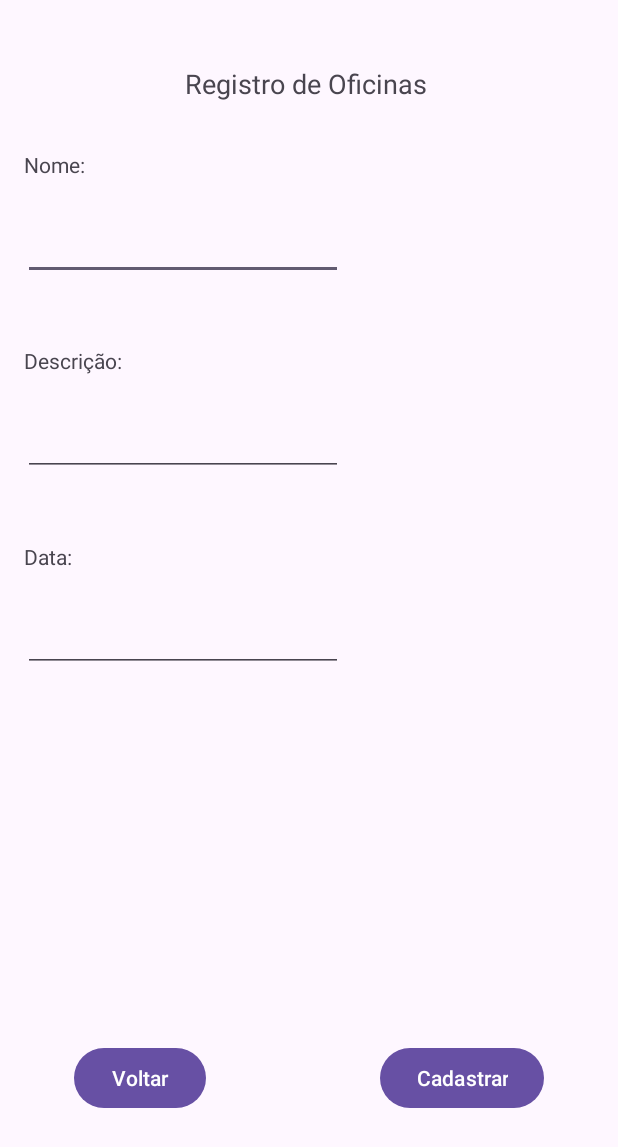
After one commit to RobertoFORTs/Oficina-do-Bolo, an Android app: the RegistrarOficinaActivity screen opened directly, with no data from a screen before it, on a phone screen of 412 x 824 dp. The commit adds this screen. Shown: the top 1147 px of the screen. Run offline under Robolectric (Android 15) with nearby library versions, the phone set to English and light mode, and no system bars; our stand-ins replace Room's generated code.

Commit message:
feat: esqueleto inicial de crud oficinas

```diff
--- a/app/src/main/AndroidManifest.xml
+++ b/app/src/main/AndroidManifest.xml
@@ -12,6 +12,9 @@
         android:supportsRtl="true"
         android:theme="@style/Theme.OficinaDoBolo"
         tools:targetApi="31">
+        <activity
+            android:name=".view.RegistrarOficinaActivity"
+            android:exported="false" />
         <activity
             android:name=".view.RegistrarBoloActivity"
             android:exported="false" />
--- /dev/null
+++ b/app/src/main/java/com/example/oficinadobolo/view/RegistrarOficinaActivity.java
@@ -0,0 +1,72 @@
+package com.example.oficinadobolo.view;
+import androidx.appcompat.app.AppCompatActivity;
+import android.content.Intent;
+import android.os.Bundle;
+import android.view.View;
+import android.widget.Toast;
+import com.example.oficinadobolo.database.LocalDatabase;
+import com.example.oficinadobolo.databinding.ActivityRegistrarOficinaBinding;
+import com.example.oficinadobolo.entities.Oficina;
+
+import java.util.Date;
+
+public class RegistrarOficinaActivity extends AppCompatActivity {
+
+    private LocalDatabase db;
+
+    private ActivityRegistrarOficinaBinding binding;
+
+    @Override
+    protected void onCreate(Bundle savedInstanceState) {
+        super.onCreate(savedInstanceState);
+        binding = ActivityRegistrarOficinaBinding.inflate(getLayoutInflater());
+        setContentView(binding.getRoot());
+        db = LocalDatabase.getDatabase(getApplicationContext());
+
+        binding.btnVoltarOficina.setOnClickListener(new View.OnClickListener() {
+            @Override
+            public void onClick(View v) {
+                // finaliza a atividade atual, voltando para a main automaticamente.
+                finish();
+            }
+        });
+
+        binding.btnCadastrarOficina.setOnClickListener(new View.OnClickListener() {
+            @Override
+            public void onClick(View v) {
+                saveOficina(v);
+            }
+        });
+
+    }
+
+    public void saveOficina(View view){
+        String nomeOficina = binding.edtNomeOficina.getText().toString();
+        if (nomeOficina.equals("")) {
+            Toast.makeText(this, "Adicione um nome.", Toast.LENGTH_SHORT).show();
+            return;
+        }
+        String nomeDescricao = binding.edtDescricaoOficina.getText().toString();
+        if (nomeDescricao.equals("")) {
+            Toast.makeText(this, "Adicione uma descrição.", Toast.LENGTH_SHORT).show();
+            return;
+        }
+        Date dataOficina = (Date) binding.edtDataOficina.getText();
+        if (dataOficina.equals("")) {
+            Toast.makeText(this, "Adicione data.", Toast.LENGTH_SHORT).show();
+            return;
+        }
+
+        Oficina thisOficina = new Oficina();
+        thisOficina.setNomeOficina(nomeOficina);
+        thisOficina.setDescOficina(nomeDescricao);
+        thisOficina.setDataOficina(dataOficina);
+
+        db.oficinaModel().insertAll(thisOficina);
+        Toast.makeText(this, "Oficina criada com sucesso.", Toast.LENGTH_SHORT).show();
+
+        Intent it = new Intent(RegistrarOficinaActivity.this, MainActivity.class);
+        startActivity(it);
+        finish();
+    }
+}
--- /dev/null
+++ b/app/src/main/res/layout/activity_registrar_oficina.xml
@@ -0,0 +1,102 @@
+<?xml version="1.0" encoding="utf-8"?>
+<androidx.constraintlayout.widget.ConstraintLayout xmlns:android="http://schemas.android.com/apk/res/android"
+    xmlns:app="http://schemas.android.com/apk/res-auto"
+    xmlns:tools="http://schemas.android.com/tools"
+    android:layout_width="match_parent"
+    android:layout_height="match_parent"
+    tools:context=".view.RegistrarOficinaActivity">
+
+    <TextView
+        android:id="@+id/txtTituloOficina"
+        android:layout_width="wrap_content"
+        android:layout_height="wrap_content"
+        android:layout_marginStart="123dp"
+        android:layout_marginTop="43dp"
+        android:text="@string/tituloRegistrarOficina"
+        android:textSize="18sp"
+        app:layout_constraintStart_toStartOf="parent"
+        app:layout_constraintTop_toTopOf="parent" />
+
+    <TextView
+        android:id="@+id/txtNomeOficina"
+        android:layout_width="wrap_content"
+        android:layout_height="wrap_content"
+        android:layout_marginStart="16dp"
+        android:layout_marginTop="100dp"
+        android:text="Nome:"
+        app:layout_constraintStart_toStartOf="parent"
+        app:layout_constraintTop_toTopOf="parent" />
+
+    <EditText
+        android:id="@+id/edtNomeOficina"
+        android:layout_width="wrap_content"
+        android:layout_height="wrap_content"
+        android:layout_marginStart="15dp"
+        android:layout_marginTop="22dp"
+        android:ems="10"
+        android:inputType="text"
+        app:layout_constraintStart_toStartOf="parent"
+        app:layout_constraintTop_toBottomOf="@+id/txtNomeOficina" />
+
+    <TextView
+        android:id="@+id/txtDescricaoOficina"
+        android:layout_width="wrap_content"
+        android:layout_height="wrap_content"
+        android:layout_marginStart="16dp"
+        android:layout_marginTop="44dp"
+        android:text="Descrição:"
+        app:layout_constraintStart_toStartOf="parent"
+        app:layout_constraintTop_toBottomOf="@+id/edtNomeOficina" />
+
+    <EditText
+        android:id="@+id/edtDescricaoOficina"
+        android:layout_width="wrap_content"
+        android:layout_height="wrap_content"
+        android:layout_marginStart="15dp"
+        android:layout_marginTop="22dp"
+        android:ems="10"
+        android:inputType="text"
+        app:layout_constraintStart_toStartOf="parent"
+        app:layout_constraintTop_toBottomOf="@+id/txtDescricaoOficina" />
+
+    <TextView
+        android:id="@+id/txtDataOficina"
+        android:layout_width="wrap_content"
+        android:layout_height="wrap_content"
+        android:layout_marginStart="16dp"
+        android:layout_marginTop="44dp"
+        android:text="Data: "
+        app:layout_constraintStart_toStartOf="parent"
+        app:layout_constraintTop_toBottomOf="@+id/edtDescricaoOficina" />
+
+    <EditText
+        android:id="@+id/edtDataOficina"
+        android:layout_width="wrap_content"
+        android:layout_height="wrap_content"
+        android:layout_marginStart="15dp"
+        android:layout_marginTop="22dp"
+        android:ems="10"
+        android:inputType="date"
+        app:layout_constraintStart_toStartOf="parent"
+        app:layout_constraintTop_toBottomOf="@+id/txtDataOficina" />
+
+    <Button
+        android:id="@+id/btnVoltarOficina"
+        android:layout_width="wrap_content"
+        android:layout_height="wrap_content"
+        android:layout_marginStart="49dp"
+        android:layout_marginBottom="81dp"
+        android:text="Voltar"
+        app:layout_constraintBottom_toBottomOf="parent"
+        app:layout_constraintStart_toStartOf="parent" />
+
+    <Button
+        android:id="@+id/btnCadastrarOficina"
+        android:layout_width="wrap_content"
+        android:layout_height="wrap_content"
+        android:layout_marginEnd="49dp"
+        android:layout_marginBottom="81dp"
+        android:text="Cadastrar"
+        app:layout_constraintBottom_toBottomOf="parent"
+        app:layout_constraintEnd_toEndOf="parent" />
+</androidx.constraintlayout.widget.ConstraintLayout>
--- a/app/src/main/res/values/strings.xml
+++ b/app/src/main/res/values/strings.xml
@@ -6,4 +6,5 @@
     <string name="crudBolo">Registrar Bolo</string>
     <string name="tituloRegistrar">Registro de Usuários</string>
     <string name="tituloRegistrarBolo">Registro de Bolos</string>
+    <string name="tituloRegistrarOficina">Registro de Oficinas</string>
 </resources>
```
